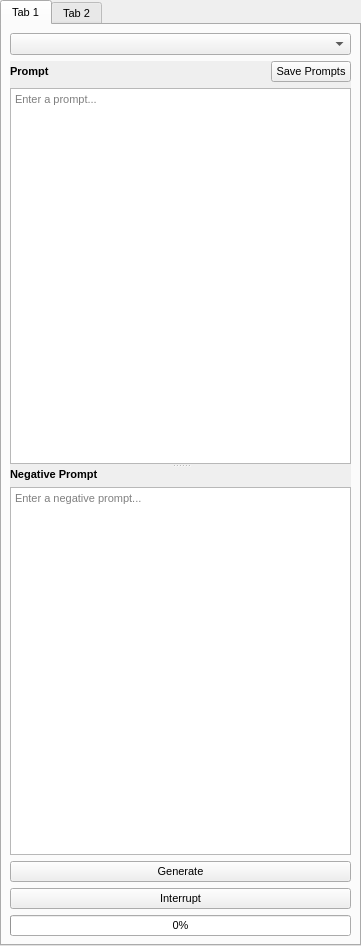
First picture: the form in src/airunner/widgets/generator_form/templates/generatorform.ui, repository Capsize-Games/airunner, before the edit.
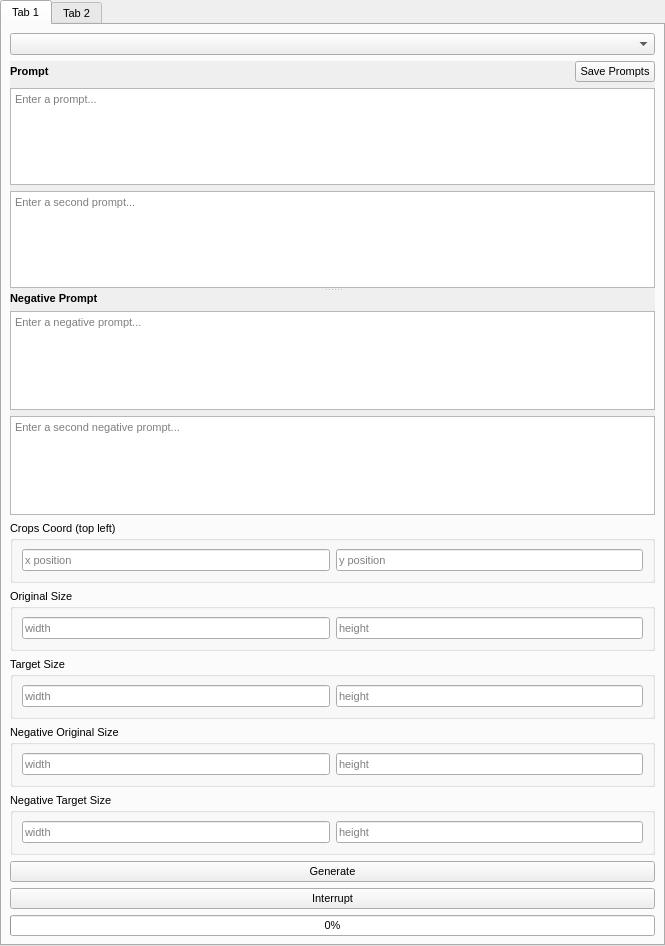
Second picture: the form after the edit. Custom widgets are drawn as their Qt base class.

```diff
--- a/src/airunner/widgets/generator_form/templates/generatorform.ui
+++ b/src/airunner/widgets/generator_form/templates/generatorform.ui
@@ -6,7 +6,7 @@
    <rect>
     <x>0</x>
     <y>0</y>
-    <width>361</width>
+    <width>665</width>
     <height>946</height>
    </rect>
   </property>
@@ -56,10 +56,13 @@
        <property name="bottomMargin">
         <number>8</number>
        </property>
-       <item row="3" column="0">
-        <widget class="QPushButton" name="generate_button">
+       <item row="11" column="0">
+        <widget class="QPushButton" name="interrupt_button">
+         <property name="cursor">
+          <cursorShape>PointingHandCursor</cursorShape>
+         </property>
          <property name="text">
-          <string>Generate</string>
+          <string>Interrupt</string>
          </property>
         </widget>
        </item>
@@ -79,8 +82,8 @@
            <rect>
             <x>0</x>
             <y>0</y>
-            <width>341</width>
-            <height>796</height>
+            <width>645</width>
+            <height>461</height>
            </rect>
           </property>
           <layout class="QGridLayout" name="gridLayout">
@@ -115,6 +118,26 @@
                <property name="bottomMargin">
                 <number>0</number>
                </property>
+               <item row="0" column="0">
+                <widget class="QLabel" name="label">
+                 <property name="font">
+                  <font>
+                   <pointsize>8</pointsize>
+                   <bold>true</bold>
+                  </font>
+                 </property>
+                 <property name="text">
+                  <string>Prompt</string>
+                 </property>
+                </widget>
+               </item>
+               <item row="1" column="0" colspan="2">
+                <widget class="QPlainTextEdit" name="prompt">
+                 <property name="placeholderText">
+                  <string>Enter a prompt...</string>
+                 </property>
+                </widget>
+               </item>
                <item row="0" column="1">
                 <layout class="QHBoxLayout" name="horizontalLayout_6">
                  <item>
@@ -139,23 +162,10 @@
                  </item>
                 </layout>
                </item>
-               <item row="0" column="0">
-                <widget class="QLabel" name="label">
-                 <property name="font">
-                  <font>
-                   <pointsize>8</pointsize>
-                   <bold>true</bold>
-                  </font>
-                 </property>
-                 <property name="text">
-                  <string>Prompt</string>
-                 </property>
-                </widget>
-               </item>
-               <item row="1" column="0" colspan="2">
-                <widget class="QPlainTextEdit" name="prompt">
+               <item row="2" column="0" colspan="2">
+                <widget class="QPlainTextEdit" name="secondary_prompt">
                  <property name="placeholderText">
-                  <string>Enter a prompt...</string>
+                  <string>Enter a second prompt...</string>
                  </property>
                 </widget>
                </item>
@@ -195,6 +205,13 @@
                  </property>
                 </widget>
                </item>
+               <item>
+                <widget class="QPlainTextEdit" name="secondary_negative_prompt">
+                 <property name="placeholderText">
+                  <string>Enter a second negative prompt...</string>
+                 </property>
+                </widget>
+               </item>
               </layout>
              </widget>
             </widget>
@@ -203,26 +220,138 @@
          </widget>
         </widget>
        </item>
+       <item row="0" column="0">
+        <widget class="QComboBox" name="image_presets"/>
+       </item>
+       <item row="3" column="0">
+        <widget class="QGroupBox" name="groupBox_2">
+         <property name="title">
+          <string>Original Size</string>
+         </property>
+         <layout class="QHBoxLayout" name="horizontalLayout_4">
+          <item>
+           <widget class="QLineEdit" name="original_size_x">
+            <property name="placeholderText">
+             <string>width</string>
+            </property>
+           </widget>
+          </item>
+          <item>
+           <widget class="QLineEdit" name="original_size_y">
+            <property name="placeholderText">
+             <string>height</string>
+            </property>
+           </widget>
+          </item>
+         </layout>
+        </widget>
+       </item>
        <item row="5" column="0">
+        <widget class="QGroupBox" name="groupBox_3">
+         <property name="title">
+          <string>Negative Original Size</string>
+         </property>
+         <layout class="QHBoxLayout" name="horizontalLayout_5">
+          <item>
+           <widget class="QLineEdit" name="negative_original_size_x">
+            <property name="placeholderText">
+             <string>width</string>
+            </property>
+           </widget>
+          </item>
+          <item>
+           <widget class="QLineEdit" name="negative_original_size_y">
+            <property name="placeholderText">
+             <string>height</string>
+            </property>
+           </widget>
+          </item>
+         </layout>
+        </widget>
+       </item>
+       <item row="6" column="0">
+        <widget class="QGroupBox" name="groupBox_4">
+         <property name="title">
+          <string>Negative Target Size</string>
+         </property>
+         <layout class="QHBoxLayout" name="horizontalLayout">
+          <item>
+           <widget class="QLineEdit" name="negative_target_size_x">
+            <property name="placeholderText">
+             <string>width</string>
+            </property>
+           </widget>
+          </item>
+          <item>
+           <widget class="QLineEdit" name="negative_target_size_y">
+            <property name="placeholderText">
+             <string>height</string>
+            </property>
+           </widget>
+          </item>
+         </layout>
+        </widget>
+       </item>
+       <item row="12" column="0">
         <widget class="QProgressBar" name="progress_bar">
          <property name="value">
           <number>0</number>
          </property>
         </widget>
        </item>
+       <item row="10" column="0">
+        <widget class="QPushButton" name="generate_button">
+         <property name="text">
+          <string>Generate</string>
+         </property>
+        </widget>
+       </item>
+       <item row="2" column="0">
+        <widget class="QGroupBox" name="groupBox">
+         <property name="title">
+          <string>Crops Coord (top left)</string>
+         </property>
+         <layout class="QHBoxLayout" name="horizontalLayout_2">
+          <item>
+           <widget class="QLineEdit" name="crops_coord_top_left_x">
+            <property name="placeholderText">
+             <string>x position</string>
+            </property>
+           </widget>
+          </item>
+          <item>
+           <widget class="QLineEdit" name="crops_coord_top_left_y">
+            <property name="placeholderText">
+             <string>y position</string>
+            </property>
+           </widget>
+          </item>
+         </layout>
+        </widget>
+       </item>
        <item row="4" column="0">
-        <widget class="QPushButton" name="interrupt_button">
-         <property name="cursor">
-          <cursorShape>PointingHandCursor</cursorShape>
+        <widget class="QGroupBox" name="groupBox_5">
+         <property name="title">
+          <string>Target Size</string>
          </property>
-         <property name="text">
-          <string>Interrupt</string>
-         </property>
+         <layout class="QHBoxLayout" name="horizontalLayout_3">
+          <item>
+           <widget class="QLineEdit" name="target_size_x">
+            <property name="placeholderText">
+             <string>width</string>
+            </property>
+           </widget>
+          </item>
+          <item>
+           <widget class="QLineEdit" name="target_size_y">
+            <property name="placeholderText">
+             <string>height</string>
+            </property>
+           </widget>
+          </item>
+         </layout>
         </widget>
        </item>
-       <item row="0" column="0">
-        <widget class="QComboBox" name="image_presets"/>
-       </item>
       </layout>
      </widget>
      <widget class="QWidget" name="tab_2">
```
Left out of the diff: 36 changed lines with no effect on the pictures.
